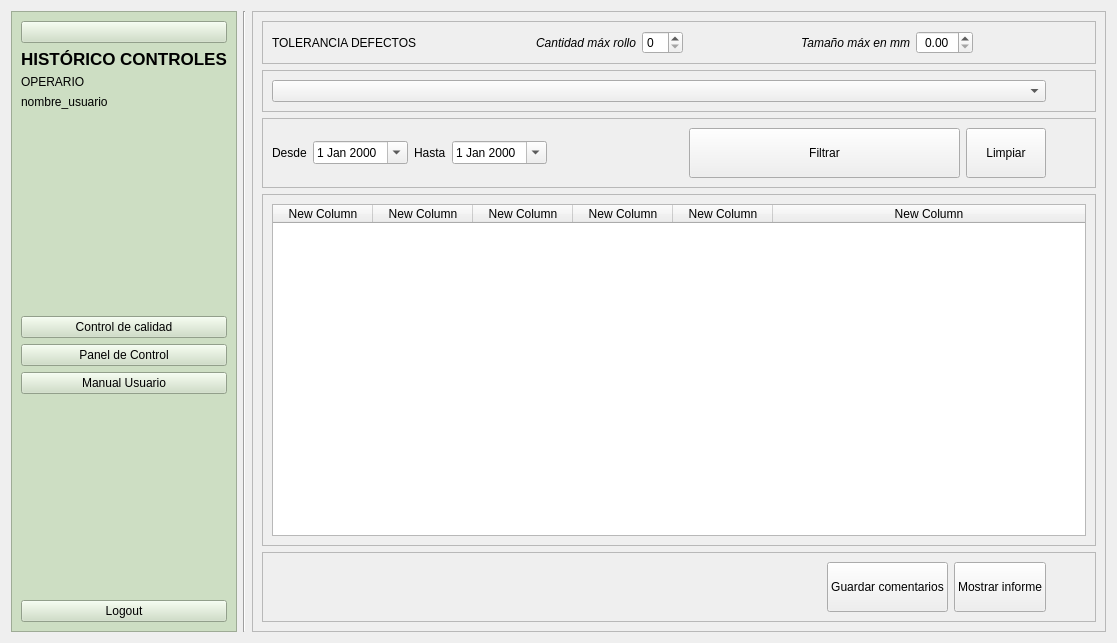
This is frontend/UI/form_historico_controles.ui in PacoG86/isli as Qt 5 draws it before an edit. The edited form follows.
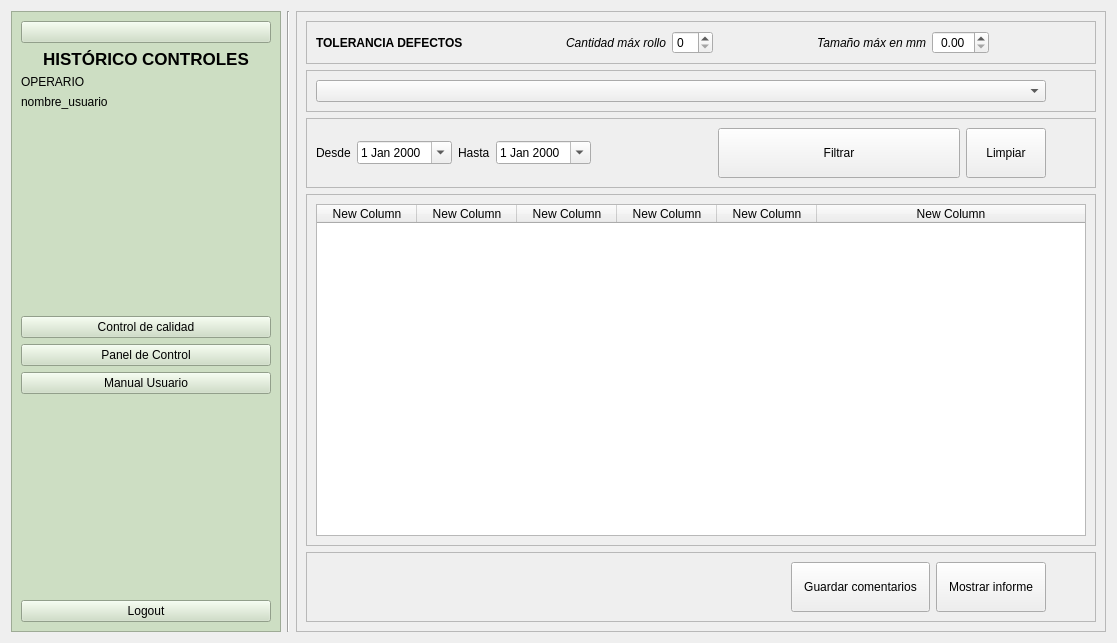
This is the edited form. Icons and pictures are not drawn.

```diff
--- a/frontend/UI/form_historico_controles.ui
+++ b/frontend/UI/form_historico_controles.ui
@@ -15,12 +15,18 @@
   </property>
   <layout class="QHBoxLayout" name="horizontalLayout_4">
    <item>
-    <layout class="QHBoxLayout" name="horizontalLayout_ventanaPpal" stretch="0,0,0">
+    <layout class="QHBoxLayout" name="horizontalLayout_ventanaPpal" stretch="1,0,3">
      <property name="sizeConstraint">
       <enum>QLayout::SizeConstraint::SetMaximumSize</enum>
      </property>
      <item>
       <widget class="QFrame" name="barra_izq_frame">
+       <property name="sizePolicy">
+        <sizepolicy hsizetype="Expanding" vsizetype="Expanding">
+         <horstretch>0</horstretch>
+         <verstretch>0</verstretch>
+        </sizepolicy>
+       </property>
        <property name="styleSheet">
         <string notr="true">background-color: rgb(205, 222, 195);</string>
        </property>
@@ -150,6 +156,12 @@
      </item>
      <item>
       <widget class="QFrame" name="ventana_dcha">
+       <property name="sizePolicy">
+        <sizepolicy hsizetype="Expanding" vsizetype="Expanding">
+         <horstretch>0</horstretch>
+         <verstretch>0</verstretch>
+        </sizepolicy>
+       </property>
        <property name="frameShape">
         <enum>QFrame::Shape::StyledPanel</enum>
        </property>
@@ -168,6 +180,11 @@
           <layout class="QHBoxLayout" name="horizontalLayout_8" stretch="0,0,0,0,0,0,0,0">
            <item>
             <widget class="QLabel" name="label_umbralDefectos">
+             <property name="font">
+              <font>
+               <bold>true</bold>
+              </font>
+             </property>
              <property name="text">
               <string>TOLERANCIA DEFECTOS</string>
              </property>
@@ -384,6 +401,12 @@
         </item>
         <item>
          <widget class="QFrame" name="frame_tablaResults">
+          <property name="sizePolicy">
+           <sizepolicy hsizetype="Expanding" vsizetype="Preferred">
+            <horstretch>0</horstretch>
+            <verstretch>0</verstretch>
+           </sizepolicy>
+          </property>
           <property name="frameShape">
            <enum>QFrame::Shape::StyledPanel</enum>
           </property>
@@ -475,6 +498,12 @@
                <height>50</height>
               </size>
              </property>
+             <property name="styleSheet">
+              <string notr="true">QPushButton {
+    padding: 0px 12px; 
+}
+</string>
+             </property>
              <property name="text">
               <string>Guardar comentarios</string>
              </property>
@@ -488,6 +517,12 @@
                <height>50</height>
               </size>
              </property>
+             <property name="styleSheet">
+              <string notr="true">QPushButton {
+    padding: 0px 12px; 
+}
+</string>
+             </property>
              <property name="text">
               <string>Mostrar informe</string>
              </property>
```
